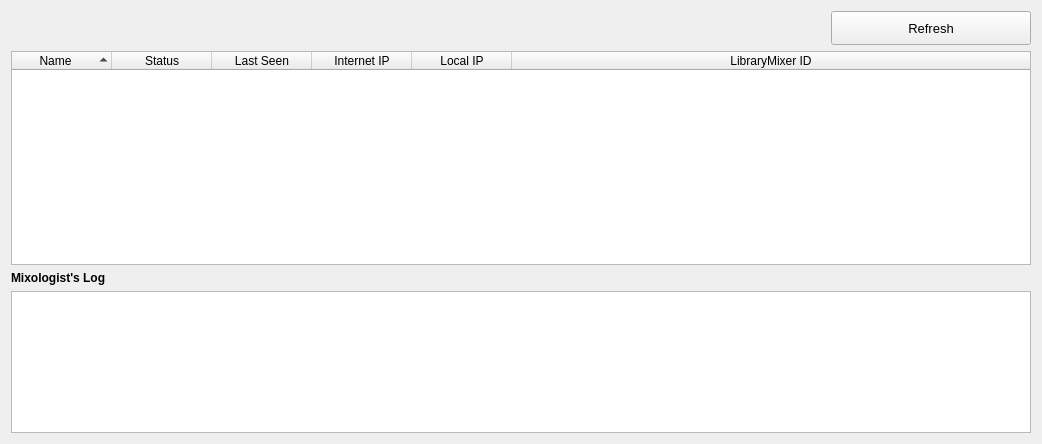
rebeccaskinner/The-Mixologist, file MixologistGui/gui/NetworkDialog.ui: the form before one commit.
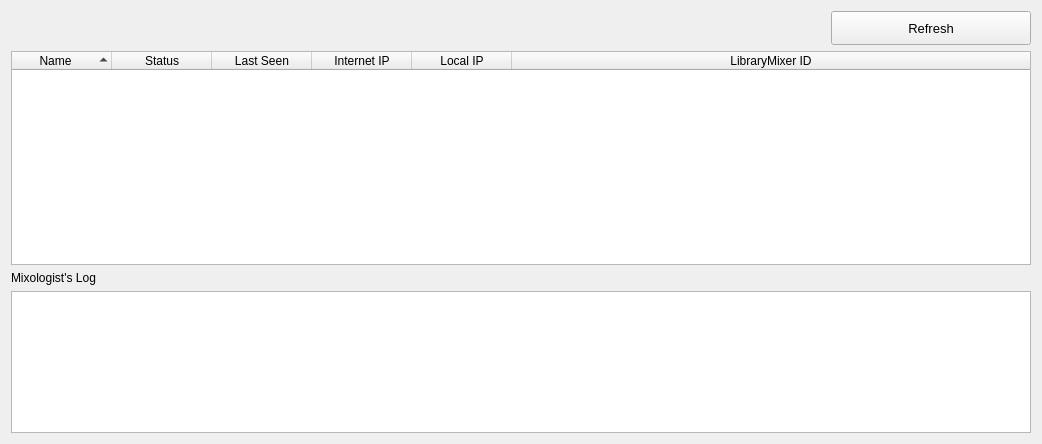
The form after the commit. Icons and pictures are not drawn.

The edit to the form file:
```diff
--- a/MixologistGui/gui/NetworkDialog.ui
+++ b/MixologistGui/gui/NetworkDialog.ui
@@ -149,14 +149,6 @@
    </item>
    <item>
     <widget class="QLabel" name="label">
-     <property name="font">
-      <font>
-       <family>Arial</family>
-       <pointsize>9</pointsize>
-       <weight>75</weight>
-       <bold>true</bold>
-      </font>
-     </property>
      <property name="text">
       <string>Mixologist's Log</string>
      </property>
```
